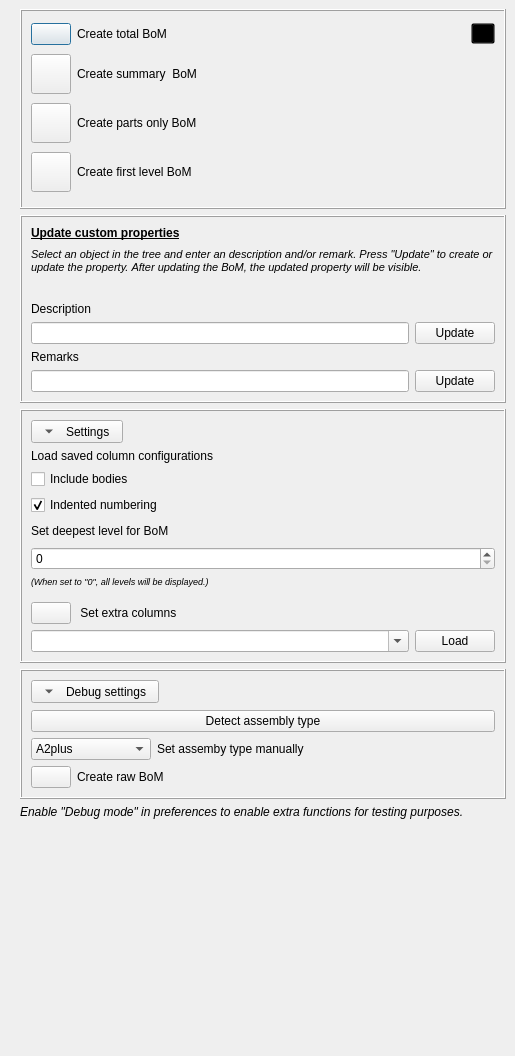
Old version of the form Resources/UI/BoM_Panel.ui in the repository APEbbers/BillOfMaterials-WB.
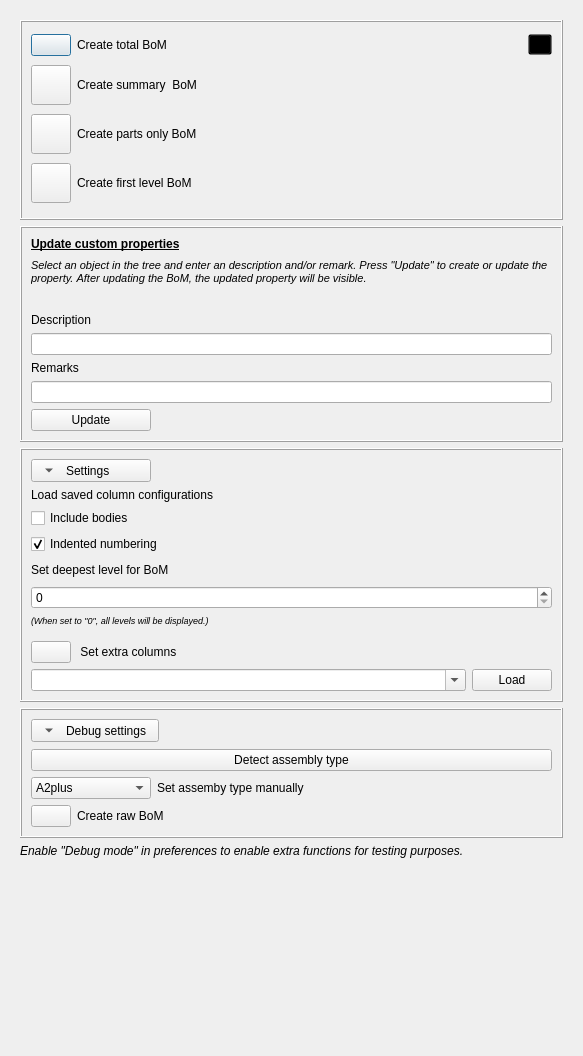
New version of the form. Icons and pictures are not drawn.

Commit message: check for unwanted link between description and remark - 2

Diff of the .ui file:
```diff
--- a/Resources/UI/BoM_Panel.ui
+++ b/Resources/UI/BoM_Panel.ui
@@ -6,7 +6,7 @@
    <rect>
     <x>0</x>
     <y>0</y>
-    <width>515</width>
+    <width>583</width>
     <height>1056</height>
    </rect>
   </property>
@@ -31,13 +31,7 @@
   <property name="modal">
    <bool>true</bool>
   </property>
-  <layout class="QGridLayout" name="gridLayout_23">
-   <property name="topMargin">
-    <number>0</number>
-   </property>
-   <property name="rightMargin">
-    <number>0</number>
-   </property>
+  <layout class="QGridLayout" name="gridLayout_10">
    <item row="0" column="0">
     <widget class="QFrame" name="MainFrame">
      <layout class="QVBoxLayout" name="verticalLayout">
@@ -272,46 +266,8 @@
          <enum>QFrame::Shadow::Raised</enum>
         </property>
         <layout class="QGridLayout" name="gridLayout_13">
-         <item row="2" column="0">
-          <layout class="QGridLayout" name="gridLayout_12">
-           <item row="0" column="0">
-            <widget class="QLineEdit" name="RemarkText"/>
-           </item>
-           <item row="0" column="1">
-            <widget class="QPushButton" name="UpdateRemarks">
-             <property name="text">
-              <string>Update</string>
-             </property>
-            </widget>
-           </item>
-          </layout>
-         </item>
          <item row="0" column="0">
           <layout class="QGridLayout" name="gridLayout_11">
-           <item row="0" column="0" colspan="2">
-            <widget class="QLabel" name="label_10">
-             <property name="text">
-              <string>&lt;html&gt;&lt;head/&gt;&lt;body&gt;&lt;p&gt;&lt;span style=&quot; font-weight:700; text-decoration: underline;&quot;&gt;Update custom properties&lt;/span&gt;&lt;/p&gt;&lt;/body&gt;&lt;/html&gt;</string>
-             </property>
-            </widget>
-           </item>
-           <item row="4" column="1">
-            <widget class="QPushButton" name="UpdateDescription">
-             <property name="text">
-              <string>Update</string>
-             </property>
-            </widget>
-           </item>
-           <item row="4" column="0">
-            <widget class="QLineEdit" name="DescriptionText"/>
-           </item>
-           <item row="3" column="0" colspan="2">
-            <widget class="QLabel" name="label_8">
-             <property name="text">
-              <string>Description</string>
-             </property>
-            </widget>
-           </item>
            <item row="1" column="0" colspan="2">
             <widget class="QLabel" name="label_13">
              <property name="minimumSize">
@@ -334,6 +290,13 @@
              </property>
             </widget>
            </item>
+           <item row="0" column="0" colspan="2">
+            <widget class="QLabel" name="label_10">
+             <property name="text">
+              <string>&lt;html&gt;&lt;head/&gt;&lt;body&gt;&lt;p&gt;&lt;span style=&quot; font-weight:700; text-decoration: underline;&quot;&gt;Update custom properties&lt;/span&gt;&lt;/p&gt;&lt;/body&gt;&lt;/html&gt;</string>
+             </property>
+            </widget>
+           </item>
            <item row="2" column="0">
             <spacer name="horizontalSpacer_3">
              <property name="orientation">
@@ -350,11 +313,60 @@
           </layout>
          </item>
          <item row="1" column="0">
-          <widget class="QLabel" name="label_9">
-           <property name="text">
-            <string>Remarks</string>
-           </property>
-          </widget>
+          <layout class="QGridLayout" name="gridLayout">
+           <item row="0" column="0" colspan="4">
+            <widget class="QLabel" name="label_8">
+             <property name="text">
+              <string>Description</string>
+             </property>
+            </widget>
+           </item>
+           <item row="4" column="0" colspan="3">
+            <widget class="QPushButton" name="UpdateProperties">
+             <property name="sizePolicy">
+              <sizepolicy hsizetype="Minimum" vsizetype="Preferred">
+               <horstretch>0</horstretch>
+               <verstretch>0</verstretch>
+              </sizepolicy>
+             </property>
+             <property name="minimumSize">
+              <size>
+               <width>120</width>
+               <height>0</height>
+              </size>
+             </property>
+             <property name="text">
+              <string>Update</string>
+             </property>
+            </widget>
+           </item>
+           <item row="1" column="0" colspan="4">
+            <widget class="QLineEdit" name="DescriptionText"/>
+           </item>
+           <item row="2" column="0" colspan="4">
+            <widget class="QLabel" name="label_9">
+             <property name="text">
+              <string>Remarks</string>
+             </property>
+            </widget>
+           </item>
+           <item row="3" column="0" colspan="4">
+            <widget class="QLineEdit" name="RemarkText"/>
+           </item>
+           <item row="4" column="3">
+            <spacer name="horizontalSpacer_6">
+             <property name="orientation">
+              <enum>Qt::Orientation::Horizontal</enum>
+             </property>
+             <property name="sizeHint" stdset="0">
+              <size>
+               <width>40</width>
+               <height>20</height>
+              </size>
+             </property>
+            </spacer>
+           </item>
+          </layout>
          </item>
         </layout>
        </widget>
@@ -387,6 +399,12 @@
           <layout class="QGridLayout" name="gridLayout_15">
            <item row="0" column="0">
             <widget class="QToolButton" name="toolButton_Settings">
+             <property name="minimumSize">
+              <size>
+               <width>120</width>
+               <height>0</height>
+              </size>
+             </property>
              <property name="text">
               <string>Settings</string>
              </property>
```
The commit also changes 2 other files.
